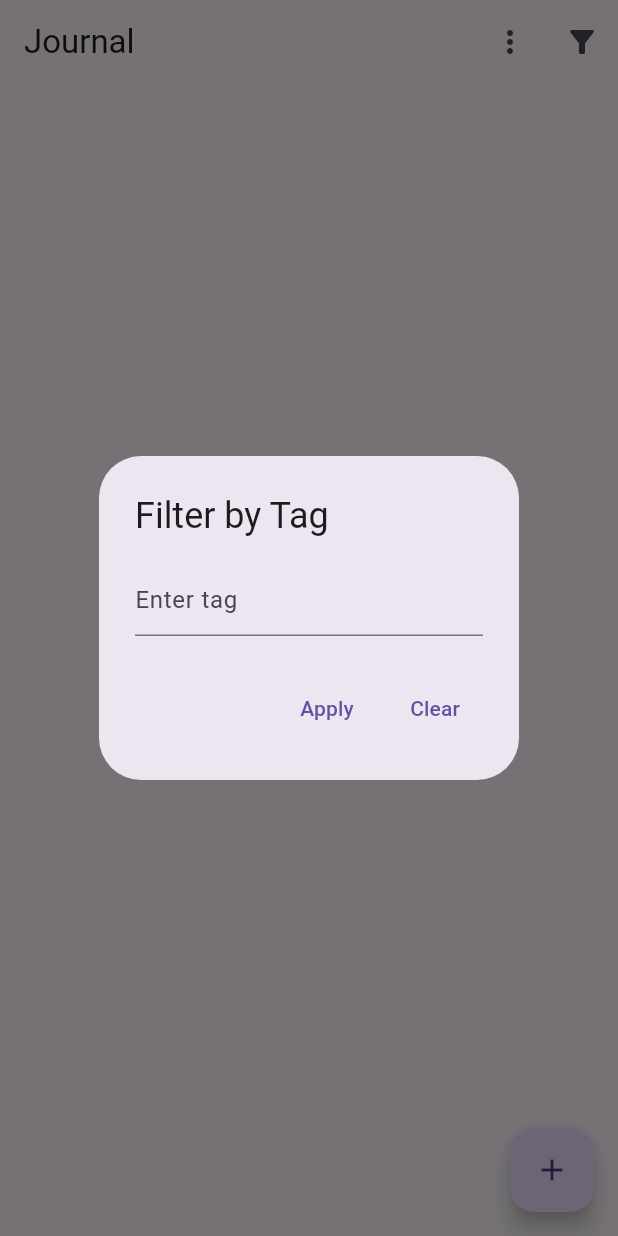
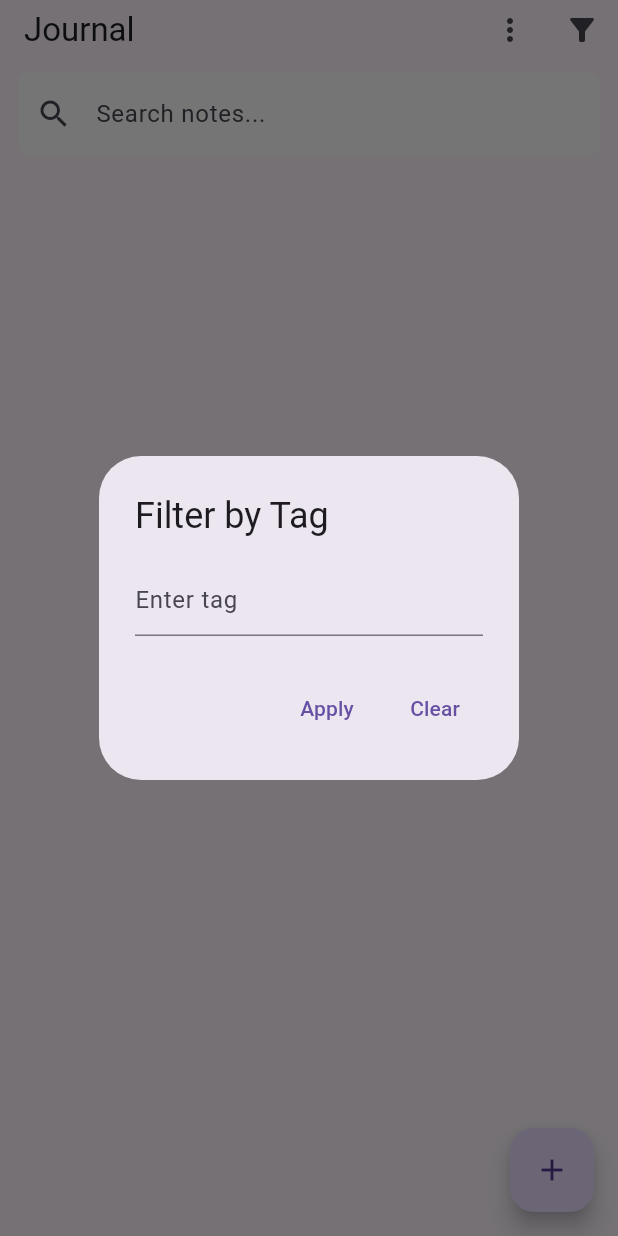
Before and after one commit to aurcsin/OmniSpace, a Flutter app: the screen it shows after launch, after a tap on the "filter alt" icon, on a phone screen of 412 x 824 dp. Run offline on Flutter 3.47's test engine with Material 3 defaults, Android fonts, the phone set to English and light mode, and no system bars; our stand-ins replace hive, hive_flutter, permission_handler; accounts and stored records are empty.

Commit message:
Add search bar to journal page for keyword filtering

```diff
--- a/lib/pages/journal_page.dart
+++ b/lib/pages/journal_page.dart
@@ -1,8 +1,8 @@
 import 'package:flutter/material.dart';
 import 'package:hive/hive.dart';
 import 'package:intl/intl.dart';
-import 'package:omnispace/models/omni_note.dart';
-import 'package:omnispace/pages/note_detail_page.dart';
+import '../models/omni_note.dart';
+import 'note_detail_page.dart';
 
 class JournalPage extends StatefulWidget {
   const JournalPage({Key? key}) : super(key: key);
@@ -12,19 +12,31 @@ class JournalPage extends StatefulWidget {
 }
 
 class _JournalPageState extends State<JournalPage> {
-  // Note: box name must match what main.dart opened ("omni_notes")
   final Box<OmniNote> notesBox = Hive.box<OmniNote>('omni_notes');
 
   String selectedView = 'Daily'; // 'Daily', 'Weekly', 'Monthly', 'Yearly'
   String tagFilter = '';
+  String searchTerm = '';
+  final TextEditingController _searchController = TextEditingController();
 
   List<OmniNote> getFilteredNotes() {
     var notes = notesBox.values.toList();
 
-    // Filter by tag (case‐insensitive)
+    // First apply tag filter
     if (tagFilter.isNotEmpty) {
       notes = notes.where((note) {
         return note.tags.toLowerCase().contains(tagFilter.toLowerCase());
+      }).toList();
+    }
+
+    // Then apply search filter
+    if (searchTerm.isNotEmpty) {
+      final lowerSearch = searchTerm.toLowerCase();
+      notes = notes.where((note) {
+        return note.title.toLowerCase().contains(lowerSearch) ||
+            note.subtitle.toLowerCase().contains(lowerSearch) ||
+            note.content.toLowerCase().contains(lowerSearch) ||
+            note.tags.toLowerCase().contains(lowerSearch);
       }).toList();
     }
 
@@ -83,6 +95,12 @@ class _JournalPageState extends State<JournalPage> {
   }
 
   @override
+  void dispose() {
+    _searchController.dispose();
+    super.dispose();
+  }
+
+  @override
   Widget build(BuildContext context) {
     final notes = getFilteredNotes();
 
@@ -90,6 +108,7 @@ class _JournalPageState extends State<JournalPage> {
       appBar: AppBar(
         title: const Text('Journal'),
         actions: [
+          // View selection dropdown
           PopupMenuButton<String>(
             onSelected: _changeView,
             itemBuilder: (context) => ['Daily', 'Weekly', 'Monthly', 'Yearly']
@@ -99,14 +118,49 @@ class _JournalPageState extends State<JournalPage> {
                     ))
                 .toList(),
           ),
+
+          // Tag filter button
           IconButton(
             icon: const Icon(Icons.filter_alt),
             onPressed: _showTagFilterDialog,
           ),
         ],
+        bottom: PreferredSize(
+          preferredSize: const Size.fromHeight(56),
+          child: Padding(
+            padding: const EdgeInsets.symmetric(horizontal: 12.0, vertical: 8.0),
+            child: TextField(
+              controller: _searchController,
+              decoration: InputDecoration(
+                hintText: 'Search notes...',
+                prefixIcon: const Icon(Icons.search),
+                suffixIcon: searchTerm.isNotEmpty
+                    ? IconButton(
+                        icon: const Icon(Icons.clear),
+                        onPressed: () {
+                          setState(() {
+                            _searchController.clear();
+                            searchTerm = '';
+                          });
+                        },
+                      )
+                    : null,
+                filled: true,
+                fillColor: Colors.white.withOpacity(0.9),
+                border: OutlineInputBorder(
+                  borderRadius: BorderRadius.circular(8),
+                  borderSide: BorderSide.none,
+                ),
+              ),
+              onChanged: (val) {
+                setState(() => searchTerm = val.trim());
+              },
+            ),
+          ),
+        ),
       ),
       body: notes.isEmpty
-          ? const Center(child: Text('No notes yet.'))
+          ? const Center(child: Text('No notes match your criteria.'))
           : ListView.builder(
               itemCount: notes.length,
               itemBuilder: (context, index) {
@@ -117,13 +171,17 @@ class _JournalPageState extends State<JournalPage> {
                     crossAxisAlignment: CrossAxisAlignment.start,
                     children: [
                       if (note.subtitle.isNotEmpty)
-                        Text(note.subtitle,
-                            style: const TextStyle(fontStyle: FontStyle.italic)),
+                        Text(
+                          note.subtitle,
+                          style: const TextStyle(fontStyle: FontStyle.italic),
+                        ),
                       if (note.tags.isNotEmpty)
                         Padding(
                           padding: const EdgeInsets.only(top: 4),
-                          child: Text('Tags: ${note.tags}',
-                              style: const TextStyle(fontSize: 12)),
+                          child: Text(
+                            'Tags: ${note.tags}',
+                            style: const TextStyle(fontSize: 12),
+                          ),
                         ),
                       Padding(
                         padding: const EdgeInsets.only(top: 4),
```
